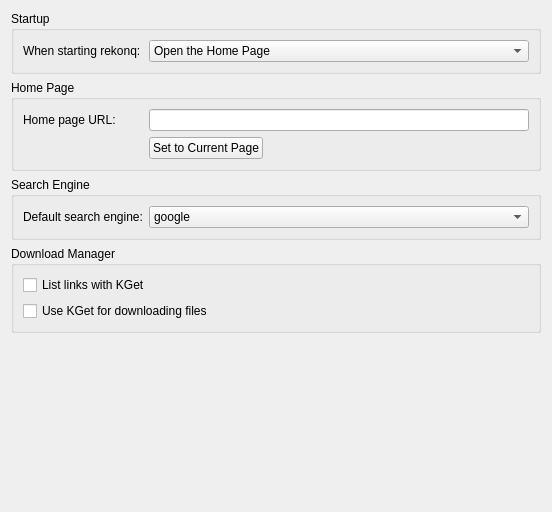
Before: the Qt Designer form src/settings/settings_general.ui in KDE/rekonq, drawn with Qt 5.
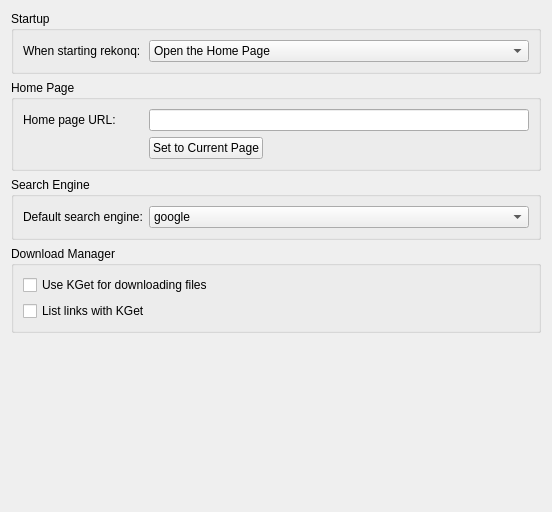
After: the same form once the commit is applied. Custom widgets are drawn as their Qt base class.

Commit message: inverting position of kget options

Patch:
```diff
--- a/src/settings/settings_general.ui
+++ b/src/settings/settings_general.ui
@@ -225,6 +225,13 @@
       <string>Download Manager</string>
      </property>
      <layout class="QVBoxLayout" name="verticalLayout_2">
+      <item>
+       <widget class="QCheckBox" name="kcfg_kgetDownload">
+        <property name="text">
+         <string>Use KGet for downloading files</string>
+        </property>
+       </widget>
+      </item>
       <item>
        <widget class="QCheckBox" name="kcfg_kgetList">
         <property name="whatsThis">
@@ -235,13 +242,6 @@
         </property>
        </widget>
       </item>
-      <item>
-       <widget class="QCheckBox" name="kcfg_kgetDownload">
-        <property name="text">
-         <string>Use KGet for downloading files</string>
-        </property>
-       </widget>
-      </item>
      </layout>
     </widget>
    </item>
```
